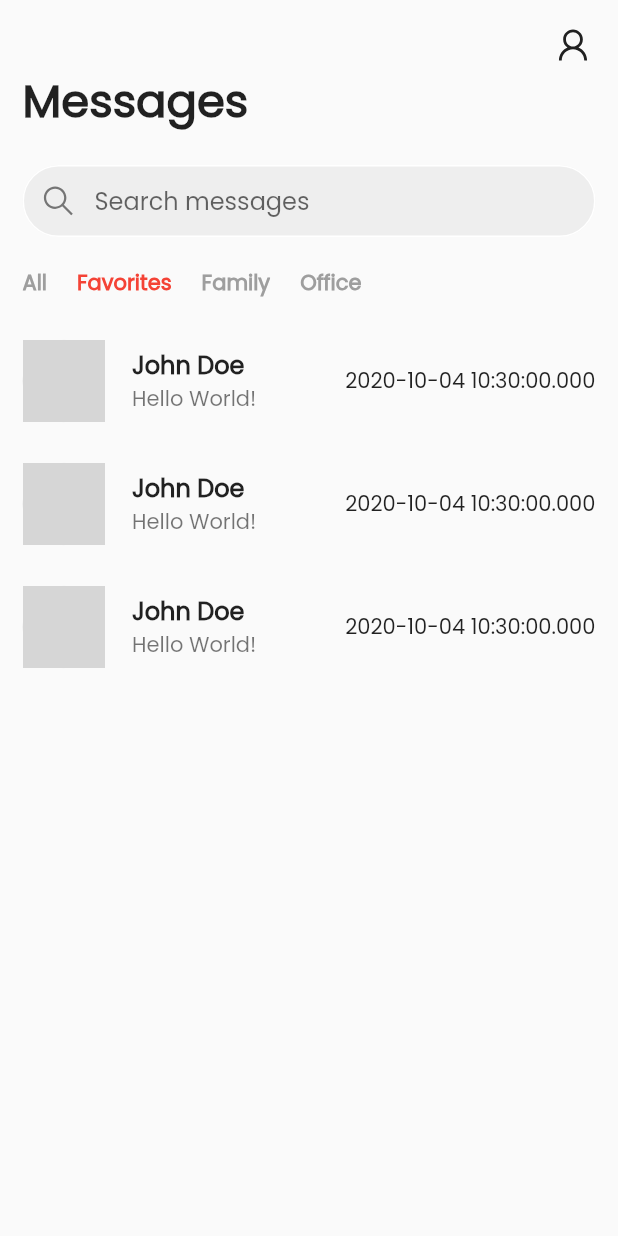
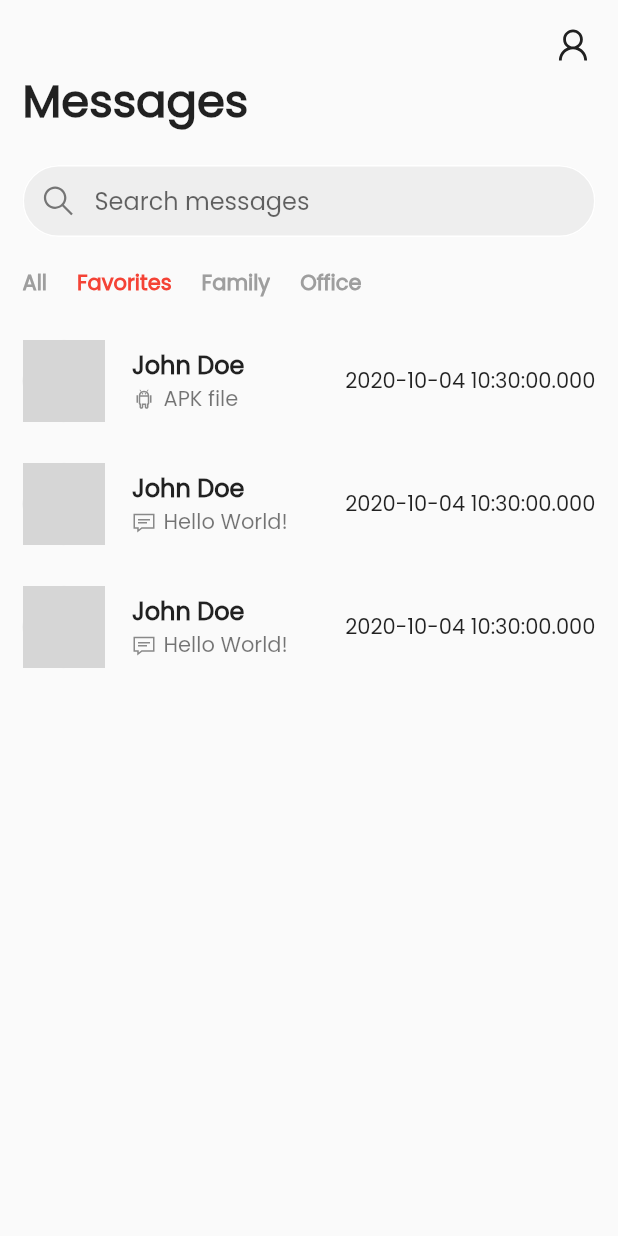
Before and after one commit to yogesh-aggarwal/memo-messenger, a Flutter app: the screen it shows after launch, after a tap on "Favorites", on a phone screen of 412 x 824 dp. Run offline on Flutter 3.47's test engine with Material 2 defaults, Android fonts, the phone set to English and light mode, and no system bars; drawn by our look-alikes of flutter_blurhash; our stand-ins replace line_awesome_flutter, rxdart; grey boxes are pictures that could not be loaded.

```diff
--- a/lib/Activities/MemoMessenger/Chat.dart
+++ b/lib/Activities/MemoMessenger/Chat.dart
@@ -1,15 +1,47 @@
 import 'package:flutter/cupertino.dart';
 import 'package:flutter/material.dart';
 import 'package:flutter_blurhash/flutter_blurhash.dart';
+import 'package:line_awesome_flutter/line_awesome_flutter.dart';
 import 'package:memomessenger/Activities/ChatActivity/Activity.dart';
 import 'package:memomessenger/Services/Constants.dart';
 import 'package:memomessenger/Services/MemoMessenger.dart';
+import 'package:memomessenger/Services/Types/Chat.dart';
 import 'package:memomessenger/Services/Types/MemoMessenger.dart';
 
 class ChatWidget extends StatelessWidget {
   final Chat chat;
 
   ChatWidget({@required this.chat});
+
+  Widget chatText({@required String content, @required IconData icon}) {
+    return Row(
+      children: [
+        Container(
+          margin: EdgeInsets.only(right: 5),
+          child: Icon(icon, size: 16),
+        ),
+        Expanded(
+          child: Text(
+            content,
+            maxLines: 1,
+            overflow: TextOverflow.ellipsis,
+          ),
+        )
+      ],
+    );
+  }
+
+  Widget chatMessageText() {
+    Message message = chat.messages.last;
+    if (message.text != null) {
+      return chatText(content: message.text, icon: LineAwesomeIcons.sms);
+    }
+    if (message.apk != null) {
+      return chatText(content: "APK file", icon: LineAwesomeIcons.android);
+    }
+
+    return Container(child: Text("Message"));
+  }
 
   @override
   Widget build(BuildContext context) {
@@ -52,7 +84,7 @@ class ChatWidget extends StatelessWidget {
           chat.sender.name,
           style: TextStyle(fontWeight: FontWeight.w600),
         ),
-        subtitle: Text(chat.messages.last.text),
+        subtitle: chatMessageText(),
         trailing: Text(chat.messages.last.sentAt.toString()),
       );
     } else {
--- a/lib/Services/MemoMessenger.dart
+++ b/lib/Services/MemoMessenger.dart
@@ -189,10 +189,9 @@ BehaviorSubject<Map<String, Chat>> chats = new BehaviorSubject.seeded(
           sentAt: DateTime.now(),
         ),
         Message(
-          text: "Hello World!",
           senderId: "Gwi9iJzZ83lZPRvfI3YK",
           sentAt: DateTime.now(),
-        ),
+          apk: "file"),
       ],
       sectionName: "Favorites",
       sender: SenderUser(
```
Also changed, not shown: lib/Activities/ChatActivity/Activity.dart (+10 -0 lines), lib/Activities/ChatActivity/WriteMessage.dart (+36 -10 lines).
